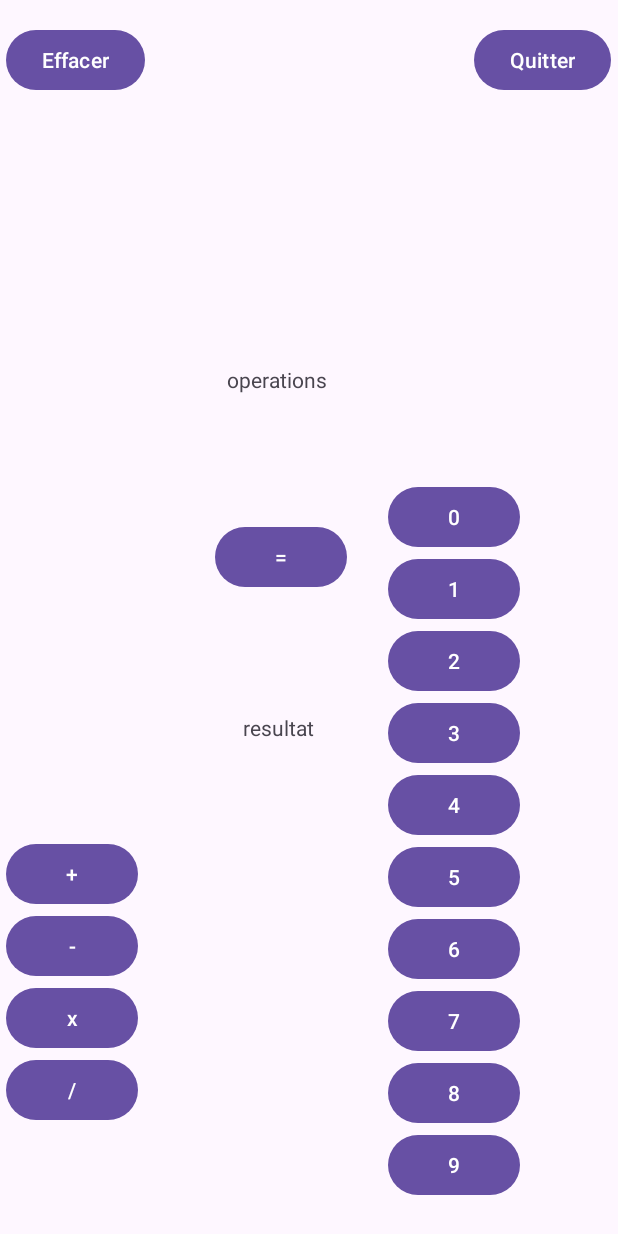
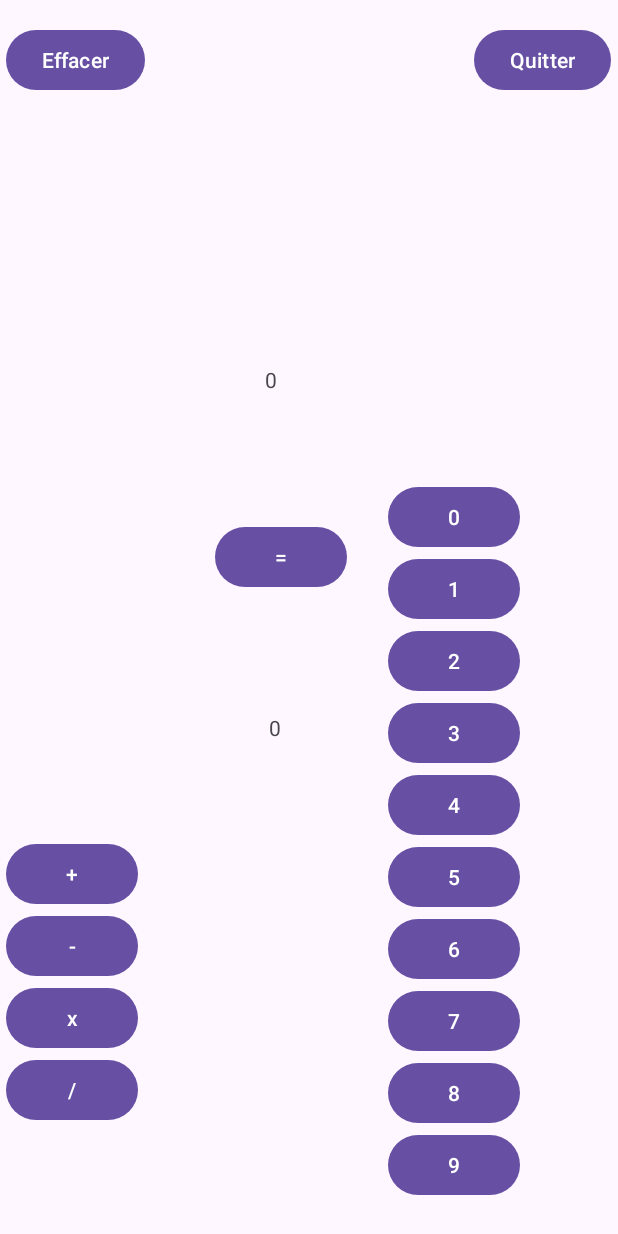
Before and after one commit to Audeiou/Audrey_Leconte_android_project, an Android app: the MainActivity screen opened directly, with no data from a screen before it, on a phone screen of 412 x 824 dp. Run offline under Robolectric (Android 15) with nearby library versions, the phone set to English and light mode, and no system bars.

Commit message:
calculatrice marche !

```diff
--- a/TP1/app/src/main/java/fr/ensicaen/tp1/MainActivity.java
+++ b/TP1/app/src/main/java/fr/ensicaen/tp1/MainActivity.java
@@ -3,6 +3,7 @@ package fr.ensicaen.tp1;
 import android.os.Bundle;
 import android.view.View;
 import android.widget.Button;
+import android.widget.TextView;
 
 import androidx.activity.EdgeToEdge;
 import androidx.appcompat.app.AppCompatActivity;
@@ -13,19 +14,14 @@ import androidx.core.view.WindowInsetsCompat;
 import net.objecthunter.exp4j.Expression;
 import net.objecthunter.exp4j.ExpressionBuilder;
 
+import java.nio.charset.StandardCharsets;
+import java.util.ArrayList;
+
+//interroger une API avec thread + utiliser base de données
+// pour API : Android ROOM
+// fond d'écran ? qui change avec flèches
+
 public class MainActivity extends AppCompatActivity {
-
-    private Button exit;  // tout en anglais
-    private Button number0;
-    private Button number1;
-    private Button number2;
-    private Button number3;
-    private Button number4;
-    private Button number5;
-    private Button number6;
-    private Button number7;
-    private Button number8;
-    private Button number9;
 
     @Override
     protected void onCreate(Bundle savedInstanceState) {
@@ -38,22 +34,76 @@ public class MainActivity extends AppCompatActivity {
             return insets;
         });
 
-        /*String operations = "";
-        Expression expression = new ExpressionBuilder(operations).build();
-        double result = expression.evaluate();
+        Button number0 = findViewById(R.id.button0);
+        Button number1 = findViewById(R.id.button1);
+        Button number2 = findViewById(R.id.button2);
+        Button number3 = findViewById(R.id.button3);
+        Button number4 = findViewById(R.id.button4);
+        Button number5 = findViewById(R.id.button5);
+        Button number6 = findViewById(R.id.button6);
+        Button number7 = findViewById(R.id.button7);
+        Button number8 = findViewById(R.id.button8);
+        Button number9 = findViewById(R.id.button9);
 
-        number0 = findViewById(R.id.button0);
-        number1 = findViewById(R.id.button1);
-        number2 = findViewById(R.id.button2);
-        number3 = findViewById(R.id.button3);
-        number4 = findViewById(R.id.button4);
-        number5 = findViewById(R.id.button5);
-        number6 = findViewById(R.id.button6);
-        number7 = findViewById(R.id.button7);
-        number8 = findViewById(R.id.button8);
-        number9 = findViewById(R.id.button9);*/
+        Button plus = findViewById(R.id.plusButton);
+        Button minus = findViewById(R.id.minusButton);
+        Button times = findViewById(R.id.timesButton);
+        Button divide = findViewById(R.id.divideButton);
 
-        exit = findViewById(R.id.exitButton);
+        Button equal = findViewById(R.id.equalButton);
+        Button erase = findViewById(R.id.eraseButton);
+
+        TextView resultText = findViewById(R.id.result);
+        TextView formulaText = findViewById(R.id.formula);
+
+        ArrayList<Button> numbers = new ArrayList<>();
+        numbers.add(number0);
+        numbers.add(number1);
+        numbers.add(number2);
+        numbers.add(number3);
+        numbers.add(number4);
+        numbers.add(number5);
+        numbers.add(number6);
+        numbers.add(number7);
+        numbers.add(number8);
+        numbers.add(number9);
+
+        for (Button button : numbers) {
+            button.setOnClickListener(view -> {
+                if (!formulaText.getText().toString().equals("0")) {
+                    formulaText.setText(formulaText.getText().toString() + button.getText().toString());
+                } else {
+                    formulaText.setText(button.getText().toString());
+                }
+            });
+        }
+
+        ArrayList<Button> operations = new ArrayList<>();
+        operations.add(divide);
+        operations.add(plus);
+        operations.add(minus);
+        operations.add(times);
+
+        for (Button button : operations) {
+            button.setOnClickListener(view -> {
+                formulaText.setText(formulaText.getText().toString() + button.getText().toString());
+            });
+        }
+
+        equal.setOnClickListener( view -> {
+            String formula = formulaText.getText().toString();
+            Expression expression = new ExpressionBuilder(formula).build();
+            double result = expression.evaluate();
+            String resultString = String.valueOf(result);
+            resultText.setText(resultString);
+        });
+
+        erase.setOnClickListener( view -> {
+            formulaText.setText("0");
+            resultText.setText("0");
+        });
+
+        Button exit = findViewById(R.id.exitButton);
         exit.setOnClickListener(new View.OnClickListener() {
             @Override
             public void onClick(View view) {
--- a/TP1/app/src/main/res/layout/activity_main.xml
+++ b/TP1/app/src/main/res/layout/activity_main.xml
@@ -188,10 +188,10 @@
     </TableLayout>
 
     <TextView
-        android:id="@+id/operations"
+        android:id="@+id/formula"
         android:layout_width="wrap_content"
         android:layout_height="wrap_content"
-        android:text="operations"
+        android:text="0"
         app:layout_constraintBottom_toBottomOf="parent"
         app:layout_constraintEnd_toEndOf="parent"
         app:layout_constraintHorizontal_bias="0.438"
@@ -203,7 +203,7 @@
         android:id="@+id/result"
         android:layout_width="wrap_content"
         android:layout_height="wrap_content"
-        android:text="resultat"
+        android:text="0"
         app:layout_constraintBottom_toBottomOf="parent"
         app:layout_constraintEnd_toEndOf="parent"
         app:layout_constraintHorizontal_bias="0.444"
@@ -212,7 +212,7 @@
         app:layout_constraintVertical_bias="0.591" />
 
     <Button
-        android:id="@+id/buttonEqual"
+        android:id="@+id/equalButton"
         android:layout_width="wrap_content"
         android:layout_height="wrap_content"
         android:text="="
@@ -225,7 +225,7 @@
         tools:ignore="MissingConstraints" />
 
     <Button
-        android:id="@+id/buttonErase"
+        android:id="@+id/eraseButton"
         android:layout_width="wrap_content"
         android:layout_height="wrap_content"
         android:text="Effacer"
```
